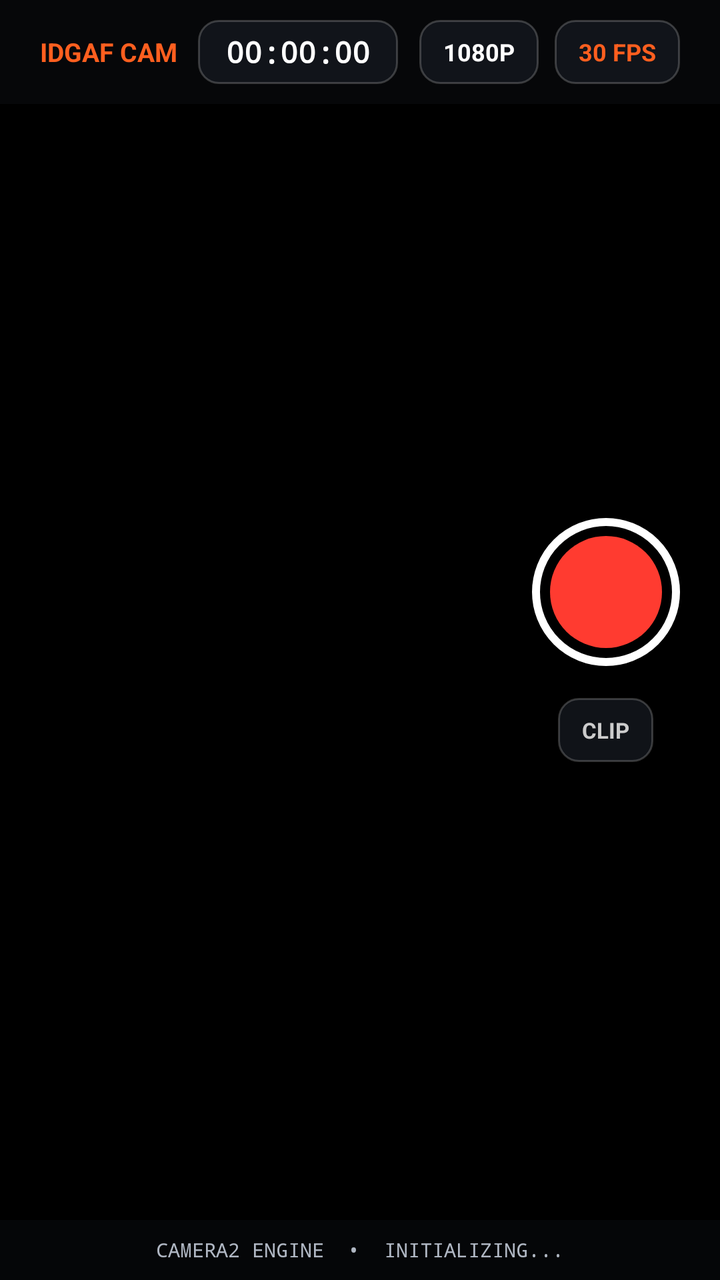
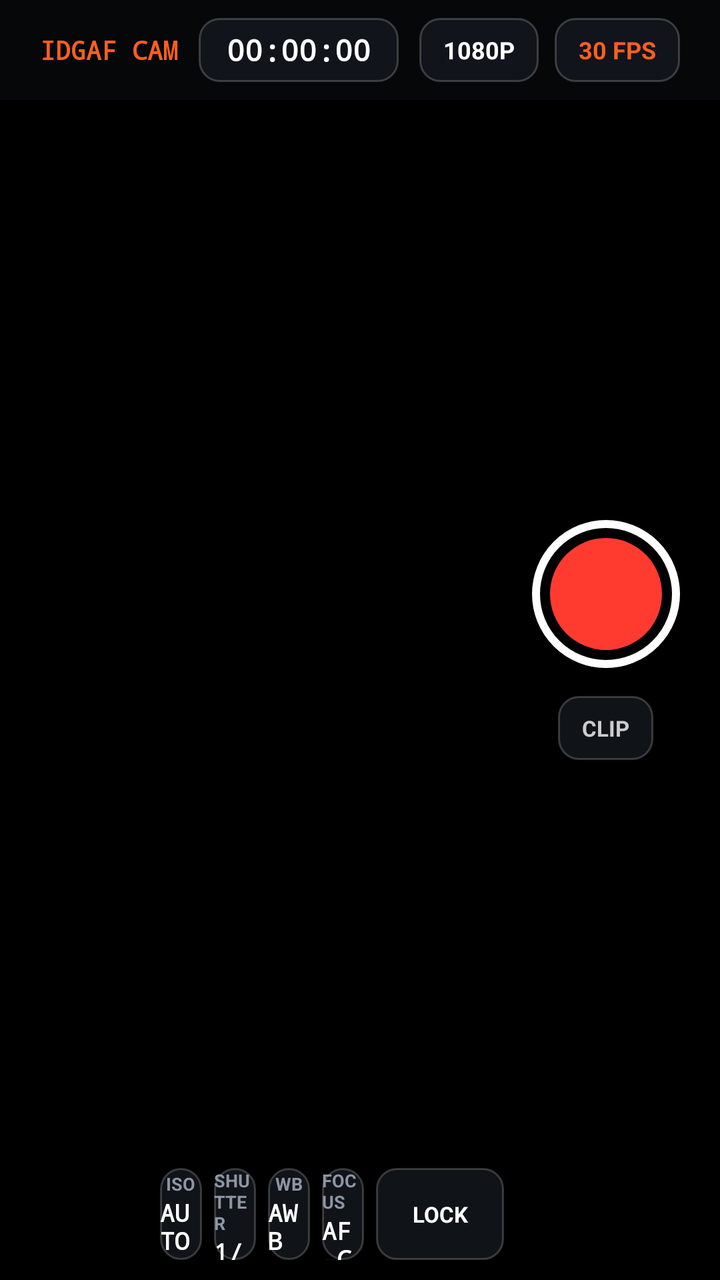

Compare the two renders of this Android layout. The source of the first and the diff that turns it into the second are given below.
<!-- AndroidManifest.xml: application theme Theme.IdgafCamera -->
<!-- res/layout/activity_main.xml -->
<?xml version="1.0" encoding="utf-8"?>
<FrameLayout xmlns:android="http://schemas.android.com/apk/res/android"
    android:layout_width="match_parent"
    android:layout_height="match_parent"
    android:background="#000000">

    
    <TextureView
        android:id="@+id/cameraTextureView"
        android:layout_width="match_parent"
        android:layout_height="match_parent" />

    
    <View
        android:id="@+id/focusReticle"
        android:layout_width="64dp"
        android:layout_height="64dp"
        android:background="@drawable/bg_focus_reticle"
        android:visibility="gone" />

    
    <LinearLayout
        android:layout_width="match_parent"
        android:layout_height="52dp"
        android:layout_gravity="top"
        android:background="#990B0D10"
        android:gravity="center_vertical"
        android:orientation="horizontal"
        android:paddingStart="20dp"
        android:paddingEnd="20dp">

        <TextView
            android:layout_width="wrap_content"
            android:layout_height="wrap_content"
            android:text="IDGAF CAM"
            android:textColor="#FF5F1F"
            android:textSize="13sp"
            android:textStyle="bold" />

        <View
            android:layout_width="0dp"
            android:layout_height="1dp"
            android:layout_weight="1" />

        
        <LinearLayout
            android:layout_width="wrap_content"
            android:layout_height="32dp"
            android:background="@drawable/bg_hud_pill"
            android:gravity="center_vertical"
            android:orientation="horizontal"
            android:paddingStart="14dp"
            android:paddingEnd="14dp">

            <View
                android:id="@+id/viewRecDot"
                android:layout_width="8dp"
                android:layout_height="8dp"
                android:layout_marginEnd="8dp"
                android:background="@drawable/bg_shutter_rec"
                android:visibility="gone" />

            <TextView
                android:id="@+id/txtTimecode"
                android:layout_width="wrap_content"
                android:layout_height="wrap_content"
                android:fontFamily="monospace"
                android:text="00:00:00"
                android:textColor="#FFFFFF"
                android:textSize="15sp"
                android:textStyle="bold" />
        </LinearLayout>

        <View
            android:layout_width="0dp"
            android:layout_height="1dp"
            android:layout_weight="1" />

        <TextView
            android:id="@+id/btnResolution"
            android:layout_width="wrap_content"
            android:layout_height="32dp"
            android:layout_marginEnd="8dp"
            android:background="@drawable/bg_hud_pill"
            android:gravity="center"
            android:paddingStart="12dp"
            android:paddingEnd="12dp"
            android:text="1080P"
            android:textColor="#FFFFFF"
            android:textSize="12sp"
            android:textStyle="bold" />

        <TextView
            android:id="@+id/btnFps"
            android:layout_width="wrap_content"
            android:layout_height="32dp"
            android:background="@drawable/bg_hud_pill"
            android:gravity="center"
            android:paddingStart="12dp"
            android:paddingEnd="12dp"
            android:text="30 FPS"
            android:textColor="#FF5F1F"
            android:textSize="12sp"
            android:textStyle="bold" />
    </LinearLayout>

    
    <LinearLayout
        android:id="@+id/lensRail"
        android:layout_width="wrap_content"
        android:layout_height="wrap_content"
        android:layout_gravity="start|center_vertical"
        android:layout_marginStart="16dp"
        android:gravity="center_horizontal"
        android:orientation="vertical" />

    
    <LinearLayout
        android:layout_width="wrap_content"
        android:layout_height="wrap_content"
        android:layout_gravity="end|center_vertical"
        android:layout_marginEnd="20dp"
        android:gravity="center_horizontal"
        android:orientation="vertical">

        <FrameLayout
            android:id="@+id/btnShutterOuter"
            android:layout_width="74dp"
            android:layout_height="74dp"
            android:background="@drawable/bg_shutter_ring">

            <View
                android:id="@+id/btnShutterInner"
                android:layout_width="56dp"
                android:layout_height="56dp"
                android:layout_gravity="center"
                android:background="@drawable/bg_shutter_rec" />
        </FrameLayout>

        <TextView
            android:id="@+id/btnLastClip"
            android:layout_width="wrap_content"
            android:layout_height="32dp"
            android:layout_marginTop="16dp"
            android:background="@drawable/bg_hud_pill"
            android:gravity="center"
            android:paddingStart="12dp"
            android:paddingEnd="12dp"
            android:text="CLIP"
            android:textColor="#CCCCCC"
            android:textSize="11sp"
            android:textStyle="bold" />
    </LinearLayout>

    
    <LinearLayout
        android:layout_width="match_parent"
        android:layout_height="30dp"
        android:layout_gravity="bottom"
        android:background="#880B0D10"
        android:gravity="center"
        android:paddingStart="16dp"
        android:paddingEnd="16dp">

        <TextView
            android:id="@+id/txtBottomTelemetry"
            android:layout_width="wrap_content"
            android:layout_height="wrap_content"
            android:fontFamily="monospace"
            android:text="CAMERA2 ENGINE  •  INITIALIZING..."
            android:textColor="#B0B7C3"
            android:textSize="10sp" />
    </LinearLayout>

</FrameLayout>
<!-- resources referenced by this layout -->
<resources>
  <!-- drawable bg_focus_reticle (drawable) -->
  <?xml version="1.0" encoding="utf-8"?>
  <shape xmlns:android="http://schemas.android.com/apk/res/android" android:shape="rectangle">
      <solid android:color="#00000000" />
      <stroke android:width="2dp" android:color="#FF5F1F" />
      <corners android:radius="6dp" />
  </shape>
  <!-- drawable bg_hud_pill (drawable) -->
  <?xml version="1.0" encoding="utf-8"?>
  <shape xmlns:android="http://schemas.android.com/apk/res/android" android:shape="rectangle">
      <solid android:color="#CC14181F" />
      <stroke android:width="1dp" android:color="#33FFFFFF" />
      <corners android:radius="10dp" />
  </shape>
  <!-- drawable bg_shutter_rec (drawable) -->
  <?xml version="1.0" encoding="utf-8"?>
  <shape xmlns:android="http://schemas.android.com/apk/res/android" android:shape="oval">
      <solid android:color="#FF3B30" />
  </shape>
  <!-- drawable bg_shutter_ring (drawable) -->
  <?xml version="1.0" encoding="utf-8"?>
  <shape xmlns:android="http://schemas.android.com/apk/res/android" android:shape="oval">
      <solid android:color="#44000000" />
      <stroke android:width="4dp" android:color="#FFFFFF" />
  </shape>
  <style name="Theme.IdgafCamera" parent="Theme.MaterialComponents.DayNight.NoActionBar">
          <item name="android:statusBarColor">#000000</item>
          <item name="android:navigationBarColor">#000000</item>
          <item name="android:windowBackground">#000000</item>
          <item name="android:windowFullscreen">true</item>
      </style>
</resources>

<!-- the commit's change to res/layout/activity_main.xml (unified diff, before → after) -->
@@ -21,7 +21,7 @@
     
     <LinearLayout
         android:layout_width="match_parent"
-        android:layout_height="52dp"
+        android:layout_height="50dp"
         android:layout_gravity="top"
         android:background="#990B0D10"
         android:gravity="center_vertical"
@@ -32,6 +32,7 @@
         <TextView
             android:layout_width="wrap_content"
             android:layout_height="wrap_content"
+            android:fontFamily="monospace"
             android:text="IDGAF CAM"
             android:textColor="#FF5F1F"
             android:textSize="13sp"
@@ -141,7 +142,7 @@
             android:id="@+id/btnLastClip"
             android:layout_width="wrap_content"
             android:layout_height="32dp"
-            android:layout_marginTop="16dp"
+            android:layout_marginTop="14dp"
             android:background="@drawable/bg_hud_pill"
             android:gravity="center"
             android:paddingStart="12dp"
@@ -155,21 +156,283 @@
     
     <LinearLayout
         android:layout_width="match_parent"
-        android:layout_height="30dp"
+        android:layout_height="wrap_content"
         android:layout_gravity="bottom"
-        android:background="#880B0D10"
-        android:gravity="center"
-        android:paddingStart="16dp"
-        android:paddingEnd="16dp">
-
-        <TextView
-            android:id="@+id/txtBottomTelemetry"
-            android:layout_width="wrap_content"
+        android:gravity="center_horizontal"
+        android:orientation="vertical"
+        android:paddingStart="80dp"
+        android:paddingEnd="108dp"
+        android:paddingBottom="10dp">
+
+        
+        <LinearLayout
+            android:id="@+id/sliderDrawer"
+            android:layout_width="match_parent"
             android:layout_height="wrap_content"
-            android:fontFamily="monospace"
-            android:text="CAMERA2 ENGINE  •  INITIALIZING..."
-            android:textColor="#B0B7C3"
-            android:textSize="10sp" />
+            android:layout_marginBottom="8dp"
+            android:background="@drawable/bg_hud_pill"
+            android:orientation="vertical"
+            android:padding="10dp"
+            android:visibility="gone">
+
+            <LinearLayout
+                android:layout_width="match_parent"
+                android:layout_height="wrap_content"
+                android:gravity="center_vertical"
+                android:orientation="horizontal">
+
+                <TextView
+                    android:id="@+id/txtSliderTitle"
+                    android:layout_width="wrap_content"
+                    android:layout_height="wrap_content"
+                    android:fontFamily="monospace"
+                    android:text="ISO"
+                    android:textColor="#8E96A4"
+                    android:textSize="11sp"
+                    android:textStyle="bold" />
+
+                <TextView
+                    android:id="@+id/txtSliderReadout"
+                    android:layout_width="0dp"
+                    android:layout_height="wrap_content"
+                    android:layout_marginStart="10dp"
+                    android:layout_weight="1"
+                    android:fontFamily="monospace"
+                    android:text="AUTO"
+                    android:textColor="#FF5F1F"
+                    android:textSize="13sp"
+                    android:textStyle="bold" />
+
+                
+                <TextView
+                    android:id="@+id/btnSlider180"
+                    android:layout_width="wrap_content"
+                    android:layout_height="26dp"
+                    android:layout_marginEnd="8dp"
+                    android:background="@drawable/bg_hud_pill"
+                    android:gravity="center"
+                    android:paddingStart="10dp"
+                    android:paddingEnd="10dp"
+                    android:text="180°"
+                    android:textColor="#FFFFFF"
+                    android:textSize="11sp"
+                    android:textStyle="bold"
+                    android:visibility="gone" />
+
+                
+                <LinearLayout
+                    android:id="@+id/rackFocusRow"
+                    android:layout_width="wrap_content"
+                    android:layout_height="wrap_content"
+                    android:layout_marginEnd="8dp"
+                    android:orientation="horizontal"
+                    android:visibility="gone">
+
+                    <TextView
+                        android:id="@+id/btnSetFocusA"
+                        android:layout_width="wrap_content"
+                        android:layout_height="26dp"
+                        android:layout_marginEnd="4dp"
+                        android:background="@drawable/bg_hud_pill"
+                        android:gravity="center"
+                        android:paddingStart="8dp"
+                        android:paddingEnd="8dp"
+                        android:text="SET A"
+                        android:textColor="#FFFFFF"
+                        android:textSize="10sp"
+                        android:textStyle="bold" />
+
+                    <TextView
+                        android:id="@+id/btnSetFocusB"
+                        android:layout_width="wrap_content"
+                        android:layout_height="26dp"
+                        android:layout_marginEnd="4dp"
+                        android:background="@drawable/bg_hud_pill"
+                        android:gravity="center"
+                        android:paddingStart="8dp"
+                        android:paddingEnd="8dp"
+                        android:text="SET B"
+                        android:textColor="#FFFFFF"
+                        android:textSize="10sp"
+                        android:textStyle="bold" />
+
+                    <TextView
+                        android:id="@+id/btnPullFocusAB"
+                        android:layout_width="wrap_content"
+                        android:layout_height="26dp"
+                        android:background="@drawable/bg_hud_pill"
+                        android:gravity="center"
+                        android:paddingStart="8dp"
+                        android:paddingEnd="8dp"
+                        android:text="PULL A→B"
+                        android:textColor="#FF5F1F"
+                        android:textSize="10sp"
+                        android:textStyle="bold" />
+                </LinearLayout>
+
+                <TextView
+                    android:id="@+id/btnSliderAuto"
+                    android:layout_width="wrap_content"
+                    android:layout_height="26dp"
+                    android:background="@drawable/bg_lens_active"
+                    android:gravity="center"
+                    android:paddingStart="10dp"
+                    android:paddingEnd="10dp"
+                    android:text="AUTO"
+                    android:textColor="#0B0D10"
+                    android:textSize="11sp"
+                    android:textStyle="bold" />
+            </LinearLayout>
+
+            <SeekBar
+                android:id="@+id/proSeekBar"
+                android:layout_width="match_parent"
+                android:layout_height="wrap_content"
+                android:layout_marginTop="6dp"
+                android:max="100"
+                android:progressTint="#FF5F1F"
+                android:thumbTint="#FFFFFF" />
+        </LinearLayout>
+
+        
+        <LinearLayout
+            android:layout_width="match_parent"
+            android:layout_height="46dp"
+            android:gravity="center"
+            android:orientation="horizontal">
+
+            
+            <LinearLayout
+                android:id="@+id/pillIso"
+                android:layout_width="0dp"
+                android:layout_height="match_parent"
+                android:layout_marginEnd="6dp"
+                android:layout_weight="1"
+                android:background="@drawable/bg_hud_pill"
+                android:gravity="center"
+                android:orientation="vertical">
+
+                <TextView
+                    android:layout_width="wrap_content"
+                    android:layout_height="wrap_content"
+                    android:text="ISO"
+                    android:textColor="#8E96A4"
+                    android:textSize="9sp"
+                    android:textStyle="bold" />
+
+                <TextView
+                    android:id="@+id/txtIsoVal"
+                    android:layout_width="wrap_content"
+                    android:layout_height="wrap_content"
+                    android:fontFamily="monospace"
+                    android:text="AUTO"
+                    android:textColor="#FFFFFF"
+                    android:textSize="12sp"
+                    android:textStyle="bold" />
+            </LinearLayout>
+
+            
+            <LinearLayout
+                android:id="@+id/pillShutter"
+                android:layout_width="0dp"
+                android:layout_height="match_parent"
+                android:layout_marginEnd="6dp"
+                android:layout_weight="1"
+                android:background="@drawable/bg_hud_pill"
+                android:gravity="center"
+                android:orientation="vertical">
+
+                <TextView
+                    android:layout_width="wrap_content"
+                    android:layout_height="wrap_content"
+                    android:text="SHUTTER"
+                    android:textColor="#8E96A4"
+                    android:textSize="9sp"
+                    android:textStyle="bold" />
+
+                <TextView
+                    android:id="@+id/txtShutterVal"
+                    android:layout_width="wrap_content"
+                    android:layout_height="wrap_content"
+                    android:fontFamily="monospace"
+                    android:text="1/60"
+                    android:textColor="#FFFFFF"
+                    android:textSize="12sp"
+                    android:textStyle="bold" />
+            </LinearLayout>
+
+            
+            <LinearLayout
+                android:id="@+id/pillWb"
+                android:layout_width="0dp"
+                android:layout_height="match_parent"
+                android:layout_marginEnd="6dp"
+                android:layout_weight="1"
+                android:background="@drawable/bg_hud_pill"
+                android:gravity="center"
+                android:orientation="vertical">
+
+                <TextView
+                    android:layout_width="wrap_content"
+                    android:layout_height="wrap_content"
+                    android:text="WB"
+                    android:textColor="#8E96A4"
+                    android:textSize="9sp"
+                    android:textStyle="bold" />
+
+                <TextView
+                    android:id="@+id/txtWbVal"
+                    android:layout_width="wrap_content"
+                    android:layout_height="wrap_content"
+                    android:fontFamily="monospace"
+                    android:text="AWB"
+                    android:textColor="#FFFFFF"
+                    android:textSize="12sp"
+                    android:textStyle="bold" />
+            </LinearLayout>
+
+            
+            <LinearLayout
+                android:id="@+id/pillFocus"
+                android:layout_width="0dp"
+                android:layout_height="match_parent"
+                android:layout_marginEnd="6dp"
+                android:layout_weight="1"
+                android:background="@drawable/bg_hud_pill"
+                android:gravity="center"
+                android:orientation="vertical">
+
+                <TextView
+                    android:layout_width="wrap_content"
+                    android:layout_height="wrap_content"
+                    android:text="FOCUS"
+                    android:textColor="#8E96A4"
+                    android:textSize="9sp"
+                    android:textStyle="bold" />
+
+                <TextView
+                    android:id="@+id/txtFocusVal"
+                    android:layout_width="wrap_content"
+                    android:layout_height="wrap_content"
+                    android:fontFamily="monospace"
+                    android:text="AF-C"
+                    android:textColor="#FFFFFF"
+                    android:textSize="12sp"
+                    android:textStyle="bold" />
+            </LinearLayout>
+
+            
+            <TextView
+                android:id="@+id/btnAeAfLock"
+                android:layout_width="64dp"
+                android:layout_height="match_parent"
+                android:background="@drawable/bg_hud_pill"
+                android:gravity="center"
+                android:text="LOCK"
+                android:textColor="#FFFFFF"
+                android:textSize="11sp"
+                android:textStyle="bold" />
+        </LinearLayout>
     </LinearLayout>
 
 </FrameLayout>
<!-- resource entries referenced after the edit -->
@@ -12,6 +12,12 @@
   <shape xmlns:android="http://schemas.android.com/apk/res/android" android:shape="rectangle">
       <solid android:color="#CC14181F" />
       <stroke android:width="1dp" android:color="#33FFFFFF" />
+      <corners android:radius="10dp" />
+  </shape>
+  <!-- drawable bg_lens_active (drawable) -->
+  <?xml version="1.0" encoding="utf-8"?>
+  <shape xmlns:android="http://schemas.android.com/apk/res/android" android:shape="rectangle">
+      <solid android:color="#FF5F1F" />
       <corners android:radius="10dp" />
   </shape>
   <!-- drawable bg_shutter_rec (drawable) -->
